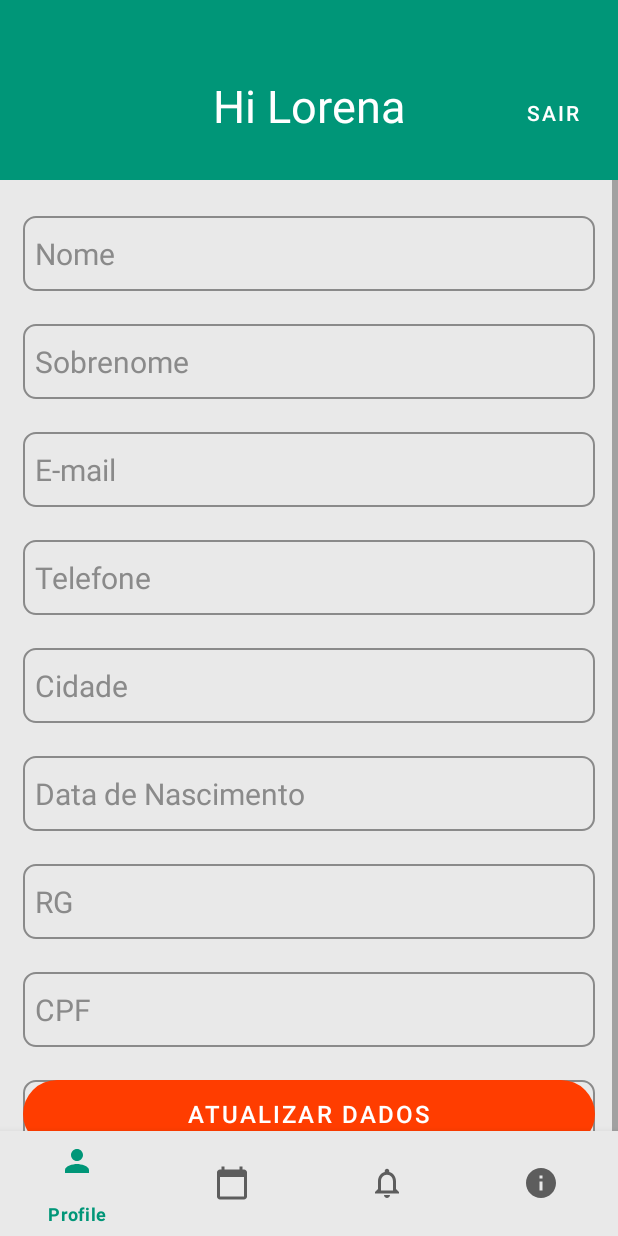
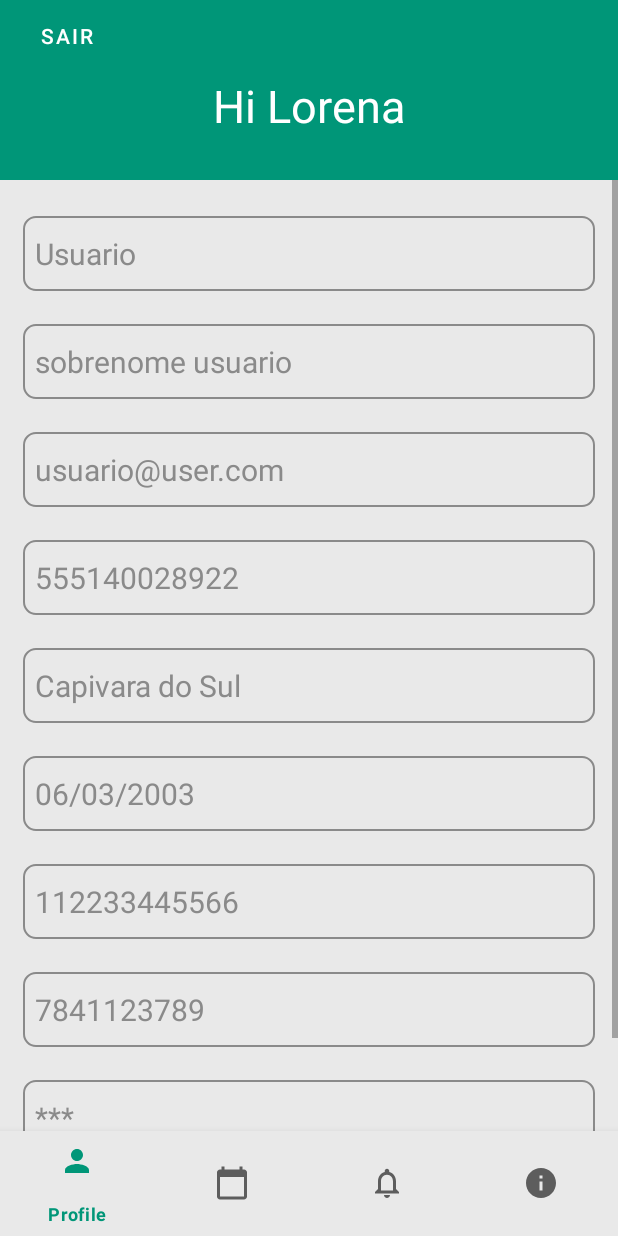
Before and after one commit to Camillyskk/AplicativoAndroid-PDM, an Android app: the ProfileFragment screen opened directly, with no data from a screen before it, on a phone screen of 412 x 824 dp. Run offline under Robolectric (Android 15) with nearby library versions, the phone set to English and light mode, and no system bars; 3 statements that could not run were skipped.

Commit message:
modificando alguns métodos e telas

```diff
--- a/app/src/main/java/com/example/projetopdm/CadastroActivity.java
+++ b/app/src/main/java/com/example/projetopdm/CadastroActivity.java
@@ -74,6 +74,7 @@ public class CadastroActivity extends AppCompatActivity {
             @RequiresApi(api = Build.VERSION_CODES.O)
             @Override
             public void onClick(View v) {
+
                 if(validarNome(et_nome) && validarNome(et_sobrenome) && validarRG(et_RG) && validarCPF(et_CPF) && validarDataNasc(et_dataNasc) && validarEmail(et_email) && validarTelefone(et_telefone) && validarCidade(et_cidade) && validarSenha(et_senha)){
                   /*Usuario usuarioNovo = new Usuario();
                    usuarioNovo.setNome(et_nome.getText().toString());
@@ -167,7 +168,8 @@ public class CadastroActivity extends AppCompatActivity {
         return true;
     }
 
-    public static boolean validarTelefone(EditText editText){
+    public static boolean
+    validarTelefone(EditText editText){
         String telefone = editText.getText().toString();
         if(telefone.length()<11){
             editText.setError("O telefone precisa ter 11 digitos, incluindo o DDD.");
--- a/app/src/main/java/com/example/projetopdm/MainActivity.java
+++ b/app/src/main/java/com/example/projetopdm/MainActivity.java
@@ -70,13 +70,10 @@ public class MainActivity extends AppCompatActivity {
             }
         });
 
-        //Desabilitar editTexts, arrumar os placeholders, ajustar a altura pra funcionar
-        //o scrollview certinho
+        //Colocar os dados do banco como placeholder nos EditTexts
         //ver a exclusão de agendamentos, pra poder tirar os items excluidos da tela
         //ver se quando clica em editar e abre a outra fragment realment vai atualizar
         //o agendamento
-        //mudar o texto do AboutUs
-        //verificar validações
 
         bt_cadastrar.setOnClickListener(new View.OnClickListener() {
             @Override
--- a/app/src/main/java/com/example/projetopdm/ProfileFragment.java
+++ b/app/src/main/java/com/example/projetopdm/ProfileFragment.java
@@ -1,12 +1,19 @@
 package com.example.projetopdm;
 
+import static com.example.projetopdm.CadastroActivity.validarCPF;
 import static com.example.projetopdm.CadastroActivity.validarCidade;
+import static com.example.projetopdm.CadastroActivity.validarDataNasc;
 import static com.example.projetopdm.CadastroActivity.validarEmail;
+import static com.example.projetopdm.CadastroActivity.validarNome;
+import static com.example.projetopdm.CadastroActivity.validarRG;
 import static com.example.projetopdm.CadastroActivity.validarSenha;
 import static com.example.projetopdm.CadastroActivity.validarTelefone;
 
+import android.content.Intent;
+import android.os.Build;
 import android.os.Bundle;
 
+import androidx.annotation.RequiresApi;
 import androidx.fragment.app.Fragment;
 
 
@@ -26,9 +33,8 @@ import com.example.projetopdm.usuarios.Usuario;
  */
 public class ProfileFragment extends Fragment {
 
-    EditText et_email, et_senha, et_telefone, et_cidade;
-//    ImageButton edit_email, edit_senha, edit_telefone, edit_cidade;
-    Button bt_atualizar;
+    EditText et_nome, et_sobrenome, et_email, et_telefone, et_cidade, et_dataNasc, et_RG, et_CPF, et_senha;
+    Button bt_atualizar, bt_sair;
 
 
     // TODO: Rename parameter arguments, choose names that match
@@ -76,59 +82,44 @@ public class ProfileFragment extends Fragment {
                              Bundle savedInstanceState) {
         // Inflate the layout for this fragment
         View v = inflater.inflate(R.layout.fragment_profile, container, false);
+
         //EditTexts com os dados
         et_email = v.findViewById(R.id.rvemail);
         et_senha = v.findViewById(R.id.rvsenha);
         et_telefone = v.findViewById(R.id.telefone);
         et_cidade = v.findViewById(R.id.cidade);
-
-        //Botoes para editar
-//        edit_email = v.findViewById(R.id.editar_email);
-//        edit_senha = v.findViewById(R.id.editar_senha);
-//        edit_telefone = v.findViewById(R.id.editar_telefone);
-//        edit_cidade = v.findViewById(R.id.editar_cidade);
+        et_dataNasc = v.findViewById(R.id.dataNasc);
+        et_RG = v.findViewById(R.id.rg);
+        et_CPF = v.findViewById(R.id.cpf);
+        et_senha = v.findViewById(R.id.senha);
 
         bt_atualizar = v.findViewById(R.id.atualizar);
+        bt_sair = v.findViewById(R.id.bt_sair);
 
         //Desabilitar os EditTexts
-        disableAll();
-
-        //Adicionando Listeners para os botoes de edição dos dados
-
-//        edit_email.setOnClickListener(new View.OnClickListener() {
-//            @Override
-//            public void onClick(View v) {
-//                ableEditText(et_email);
-//            }
-//        });
-//
-//        edit_senha.setOnClickListener(new View.OnClickListener() {
-//            @Override
-//            public void onClick(View v) {
-//                ableEditText(et_senha);
-//            }
-//        });
-//
-//        edit_telefone.setOnClickListener(new View.OnClickListener() {
-//            @Override
-//            public void onClick(View v) {
-//                ableEditText(et_telefone);
-//            }
-//        });
-//
-//        edit_cidade.setOnClickListener(new View.OnClickListener() {
-//            @Override
-//            public void onClick(View v) {
-//                ableEditText(et_cidade);
-//            }
-//        });
+        desabilitarEditTexts();
 
         bt_atualizar.setOnClickListener(new View.OnClickListener() {
+            @RequiresApi(api = Build.VERSION_CODES.O)
             @Override
             public void onClick(View v) {
-                if(isDadosValidos()) {
-                    disableAll();
+//                puxar dados do banco e colocar no text dos editText
+                if(et_email.isEnabled()){
+                   if(isDadosValidos()) {
+                    desabilitarEditTexts();
+                    }
                 }
+                else{
+                    habilitarEditTexts();
+                }
+            }
+        });
+
+        bt_sair.setOnClickListener(new View.OnClickListener() {
+            @Override
+            public void onClick(View v) {
+                Intent i = new Intent(getActivity(), MainActivity.class); //volta pro login
+                startActivity(i);
             }
         });
 
@@ -149,23 +140,42 @@ public class ProfileFragment extends Fragment {
         //ajustar pra puxar os dados do banco
     }
 
-    public void disableEditText(EditText editText){
-        editText.setEnabled(false);
+    public void habilitarEditTexts(){
+        et_nome.setEnabled(true);
+        et_sobrenome.setEnabled(true);
+        et_email.setEnabled(true);
+        et_senha.setEnabled(true);
+        et_cidade.setEnabled(true);
+        et_telefone.setEnabled(true);
+        et_dataNasc.setEnabled(true);
+        et_CPF.setEnabled(true);
+        et_RG.setEnabled(true);
     }
 
-    public void ableEditText(EditText editText){
-        editText.setEnabled(true);
+    public void desabilitarEditTexts (){
+        et_nome.setEnabled(false);
+        et_sobrenome.setEnabled(false);
+        et_email.setEnabled(false);
+        et_senha.setEnabled(false);
+        et_cidade.setEnabled(false);
+        et_telefone.setEnabled(false);
+        et_dataNasc.setEnabled(false);
+        et_CPF.setEnabled(false);
+        et_RG.setEnabled(false);
     }
 
-    public void disableAll (){
-        disableEditText(et_email);
-        disableEditText(et_senha);
-        disableEditText(et_cidade);
-        disableEditText(et_telefone);
-    }
-
+    @RequiresApi(api = Build.VERSION_CODES.O)
     public boolean isDadosValidos(){
-        if(validarEmail(et_email) && validarSenha(et_senha) && validarTelefone(et_telefone) && validarCidade(et_cidade)){
+        if(validarNome(et_nome) &&
+           validarNome(et_sobrenome) &&
+           validarEmail(et_email) &&
+           validarCPF(et_CPF) &&
+           validarRG(et_RG) &&
+           validarEmail(et_email) &&
+           validarSenha(et_senha) &&
+           validarTelefone(et_telefone) &&
+           validarCidade(et_cidade) &&
+           validarDataNasc(et_dataNasc)){
             return true;
         }
         return false;
--- a/app/src/main/java/com/example/projetopdm/clinica/Agenda.java
+++ b/app/src/main/java/com/example/projetopdm/clinica/Agenda.java
@@ -21,7 +21,7 @@ public class Agenda extends Horario {
         Usuario usuario = new Usuario();
         usuario.setNome("Guilherme");
         usuario.setSobrenome("Borges");
-        usuario.setEmail("adm");
+        usuario.setEmail("usuario@user.com");
         usuario.setSenha("adm");
         usuarios.add(usuario);
 
--- a/app/src/main/res/layout/fragment_profile.xml
+++ b/app/src/main/res/layout/fragment_profile.xml
@@ -24,16 +24,22 @@
         android:layout_gravity="center_horizontal"
         android:layout_marginTop="50dp"
         />
+    <Button
+        android:layout_width="wrap_content"
+        android:layout_height="wrap_content"
+        android:text="@string/sair"
+        android:background="@android:color/transparent"
+        android:id="@+id/bt_sair"/>
 
     <ScrollView
         android:layout_width="match_parent"
-        android:layout_height="match_parent"
+        android:layout_height="wrap_content"
         android:layout_marginTop="120dp">
 
 
         <androidx.constraintlayout.widget.ConstraintLayout
             android:layout_width="match_parent"
-            android:layout_height="wrap_content"
+            android:layout_height="match_parent"
             android:paddingLeft="15dp"
             android:paddingRight="15dp">
 
@@ -44,7 +50,7 @@
                 android:layout_marginTop="24dp"
                 android:background="@drawable/custom_edit_text"
                 android:ems="10"
-                android:hint="@string/nome"
+                android:hint="@string/usuario"
                 android:importantForAutofill="no"
                 android:inputType="text"
                 android:textColorHint="@color/grey2"
@@ -59,7 +65,7 @@
                 android:layout_marginTop="72dp"
                 android:background="@drawable/custom_edit_text"
                 android:ems="10"
-                android:hint="@string/sobrenome"
+                android:hint="@string/sobrenome_usuario"
                 android:importantForAutofill="no"
                 android:inputType="text"
                 android:textColorHint="@color/grey2"
@@ -74,7 +80,7 @@
                 android:layout_marginTop="72dp"
                 android:background="@drawable/custom_edit_text"
                 android:ems="10"
-                android:hint="@string/e_mail"
+                android:hint="@string/usuario_user_com"
                 android:importantForAutofill="no"
                 android:inputType="textEmailAddress"
                 android:textColorHint="@color/grey2"
@@ -89,7 +95,7 @@
                 android:layout_marginTop="72dp"
                 android:background="@drawable/custom_edit_text"
                 android:ems="10"
-                android:hint="@string/telefone"
+                android:hint="@string/_555140028922"
                 android:importantForAutofill="no"
                 android:inputType="phone"
                 android:textColorHint="@color/grey2"
@@ -104,7 +110,7 @@
                 android:layout_marginTop="72dp"
                 android:background="@drawable/custom_edit_text"
                 android:ems="10"
-                android:hint="@string/cidade"
+                android:hint="@string/capivara_do_sul"
                 android:importantForAutofill="no"
                 android:inputType="text"
                 android:textColorHint="@color/grey2"
@@ -119,7 +125,7 @@
                 android:layout_marginTop="72dp"
                 android:background="@drawable/custom_edit_text"
                 android:ems="10"
-                android:hint="@string/data_de_nascimento"
+                android:hint="@string/_06_03_2003"
                 android:importantForAutofill="no"
                 android:inputType="date"
                 android:textColorHint="@color/grey2"
@@ -134,7 +140,7 @@
                 android:layout_marginTop="72dp"
                 android:background="@drawable/custom_edit_text"
                 android:ems="10"
-                android:hint="@string/rg"
+                android:hint="@string/_112233445566"
                 android:importantForAutofill="no"
                 android:inputType="number"
                 android:textColorHint="@color/grey2"
@@ -149,7 +155,7 @@
                 android:layout_marginTop="72dp"
                 android:background="@drawable/custom_edit_text"
                 android:ems="10"
-                android:hint="@string/cpf"
+                android:hint="@string/_7841123789"
                 android:importantForAutofill="no"
                 android:inputType="textEmailAddress"
                 android:textColorHint="@color/grey2"
@@ -164,7 +170,7 @@
                 android:layout_marginTop="72dp"
                 android:background="@drawable/custom_edit_text"
                 android:ems="10"
-                android:hint="@string/senha"
+                android:hint="***"
                 android:importantForAutofill="no"
                 android:inputType="textPassword"
                 android:textColorHint="@color/grey2"
@@ -175,6 +181,7 @@
             <Button
                 android:layout_width="match_parent"
                 android:layout_height="45dp"
+                android:layout_marginTop="72dp"
                 app:backgroundTint="@color/orange"
                 android:background="@drawable/custom_delete_button"
                 android:text="@string/atualizar_dados"
@@ -188,7 +195,6 @@
                 android:layout_width="wrap_content"
                 android:layout_height="wrap_content"
                 android:layout_marginTop="72dp"
-                android:layout_marginBottom="70dp"
                 android:layout_gravity="left"
                 android:text="@string/deletar_perfil"
                 android:background="@android:color/transparent"
@@ -196,18 +202,22 @@
                 app:layout_constraintLeft_toLeftOf="parent"
                 app:layout_constraintTop_toTopOf="@id/atualizar"/>
 
+            <Button
+                android:layout_width="wrap_content"
+                android:layout_height="50dp"
+                android:text="@string/sair"
+                android:textColor="@color/red"
+                android:layout_gravity="right"
+                android:layout_marginTop="72dp"
+                android:layout_marginBottom="70dp"
+                android:background="@android:color/transparent"
+                app:layout_constraintLeft_toLeftOf="parent"
+                app:layout_constraintTop_toTopOf="@id/deletar_perfil"
+                />
+
         </androidx.constraintlayout.widget.ConstraintLayout>
     </ScrollView>
 
-    <Button
-        android:layout_width="wrap_content"
-        android:layout_height="50dp"
-        android:text="@string/sair"
-        android:textColor="@color/white"
-        android:layout_gravity="right"
-        android:layout_marginTop="50dp"
-        android:background="@android:color/transparent"
-        />
 
 
 </FrameLayout>
--- a/app/src/main/res/values/colors.xml
+++ b/app/src/main/res/values/colors.xml
@@ -12,4 +12,5 @@
     <color name="grey2">#8A8A8A</color>
     <color name="green">#009678</color>
     <color name="orange">#FF3D00</color>
+    <color name="red">#FB0303</color>
 </resources>
--- a/app/src/main/res/values/strings.xml
+++ b/app/src/main/res/values/strings.xml
@@ -26,7 +26,7 @@
     <string name="notificacoes">Notificacoes</string>
     <string name="sobre_nos">Sobre Nós</string>
     <string name="sobre_o_aplicativo">Sobre o Aplicativo:</string>
-    <string name="descricao">O objetivo deste aplicativo é auxiliar empreendedores no gerenciamento de tempo e de usuarios. Pensando nisso, idealizamos um aplicativo focado para empreendedores prestadores de serviço, onde ele terá acesso a lista de usuarios e funcionários, agenda da empresa e lista de serviços disponíveis em um só lugar, sem precisar de um aplicativo para cada coisa.</string>
+    <string name="descricao">O objetivo deste aplicativo é auxiliar empreendedores no gerenciamento de tempo e de clientes. Pensando nisso, idealizamos um aplicativo para um salão de beleza, onde o cliente terá autonomia para agendar, editar ou desmarcar horários, garantindo a automatização do gerencciamento de clientes e horários e uma maior eficiência do serviço prestado.</string>
     <string name="atualizar_dados">atualizar dados</string>
     <string name="usuarios">Clientes</string>
     <string name="joao_paralepipedo">Joao Paralepipedo</string>
@@ -46,6 +46,16 @@
     <string name="work_in_progress">Work in Progress</string>
     <string name="deletar_perfil">deletar perfil</string>
     <string name="cadastrar">Cadastrar</string>
+    <string name="usuario">Usuario</string>
+    <string name="sobrenome_usuario">sobrenome usuario</string>
+    <string name="usuario_user_com">usuario@user.com</string>
+    <string name="_555140028922">555140028922</string>
+    <string name="capivara_do_sul">Capivara do Sul</string>
+    <string name="_06_03_2003">06/03/2003</string>
+    <string name="_112233445566">112233445566</string>
+    <string name="_7841123789">7841123789</string>
+    <string name="dataEntrega">31/12/2021</string>
+    <string name="autoras">Feito por Camilly Antunes e Julia Badin</string>
 
     <string-array name="procedimentos">
         <item>Limpeza de Pele</item>
```
Also changed, not shown: app/src/main/res/layout/fragment_about_us.xml (+11 -1 lines).
